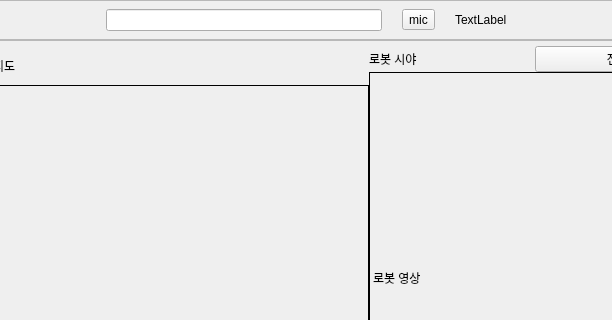
The window that shopee_ros2/src/shopee_app/shopee_app/ui/layout_user.ui (addinedu-roscamp-7th/roscamp-repo-1) describes before a commit, drawn with Qt 5; both pictures show x 250 to 862 and y 0 to 320 of the 1138 by 818 pixel window.
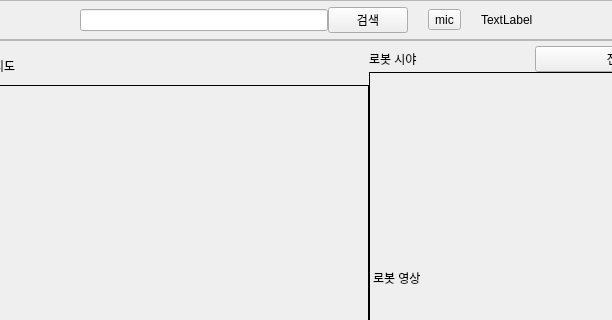
The same window after the commit. Icons and pictures are not drawn.

Commit message: [ShopeeApp] 검색 요청 구현

The edit to the form file:
```diff
--- a/shopee_ros2/src/shopee_app/shopee_app/ui/layout_user.ui
+++ b/shopee_ros2/src/shopee_app/shopee_app/ui/layout_user.ui
@@ -107,6 +107,13 @@
         </property>
        </widget>
       </item>
+      <item>
+       <widget class="QPushButton" name="btn_search">
+        <property name="text">
+         <string>검색</string>
+        </property>
+       </widget>
+      </item>
       <item>
        <spacer name="horizontalSpacer_8">
         <property name="orientation">
```
The commit also changes 2 other files.
